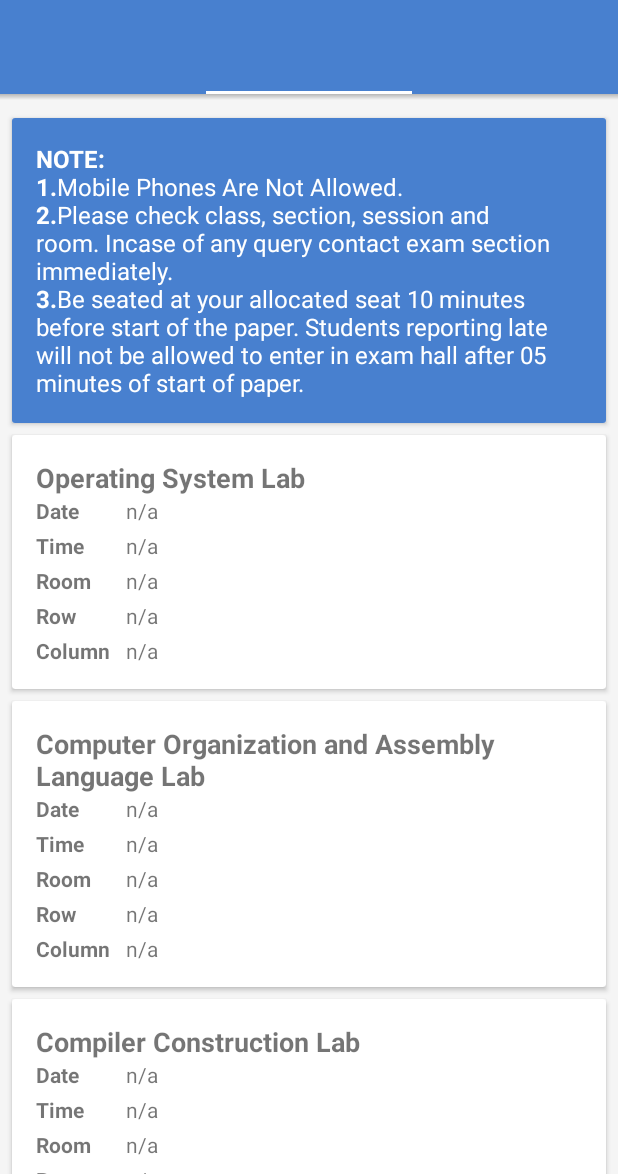
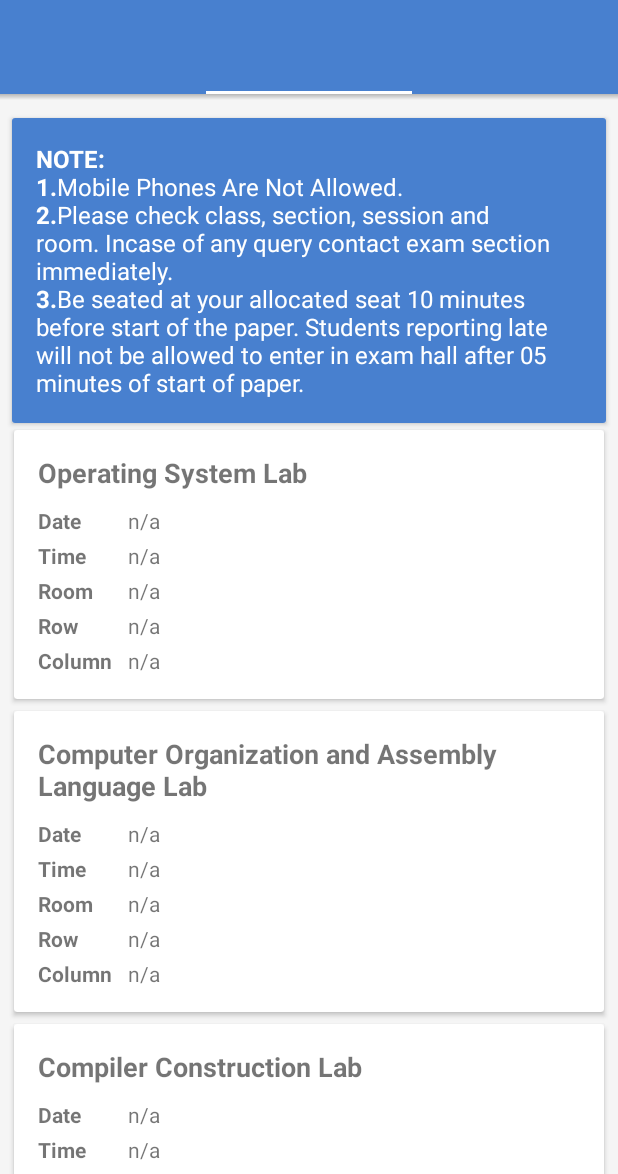
Before and after one commit to AhmedKhattak/BahriaUniversityStudentProfileGUI, an Android app: the screen it shows after launch (MainActivity), tab 2 chosen, on a phone screen of 412 x 824 dp, the part 62-1236 px from its top. Run offline under Robolectric (Android 15) with nearby library versions, the phone set to English and light mode, and no system bars; libraries missing offline, so code that uses them is left out: com.h6ah4i.android, com.mikepenz.community_material_typeface_library, com.mikepenz.fontawesome_typeface_library, com.mikepenz.iconics, com.mikepenz.materialdrawer and 1 more; 26 statements that could not run were skipped.

Commit message:
Changed card layout params

```diff
--- a/app/src/main/res/layout/examseatingalternate.xml
+++ b/app/src/main/res/layout/examseatingalternate.xml
@@ -6,9 +6,12 @@
     android:id="@+id/attendencecard"
     android:layout_width="match_parent"
     android:layout_height="wrap_content"
-    android:layout_marginLeft="8dp"
-    android:layout_marginRight="8dp"
-    android:layout_marginTop="8dp">
+    android:layout_marginLeft="7dp"
+    android:layout_marginRight="7dp"
+    android:layout_marginTop="1dp"
+    app:cardCornerRadius="2dp"
+    app:cardPreventCornerOverlap="false"
+    app:cardUseCompatPadding="true">
 
 
     <LinearLayout
@@ -29,6 +32,7 @@
                 android:layout_toRightOf="@+id/course"
                 android:text="course"
                 android:textSize="18sp"
+                android:layout_marginBottom="10dp"
                 android:textStyle="bold" />
         </LinearLayout>
 
```
